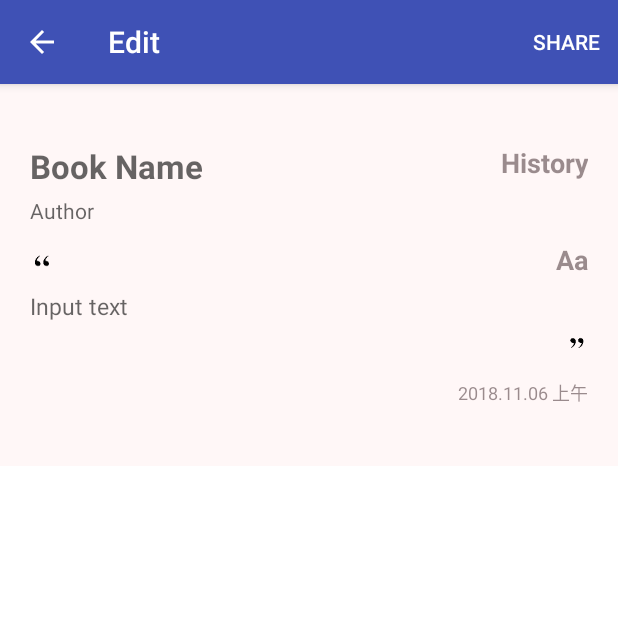
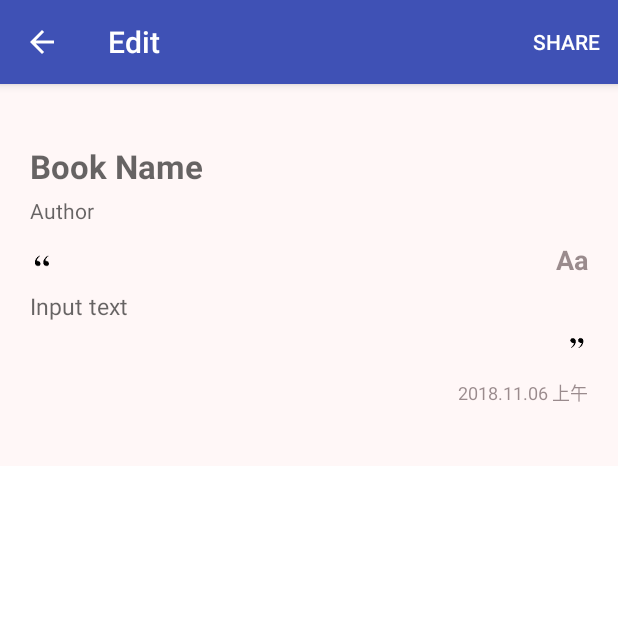
Before and after one commit to withparadox2/SimpleOCR, an Android app: the EditActivity screen opened directly, with no data from a screen before it, on a phone screen of 412 x 824 dp, the top half of it. Run offline under Robolectric (Android 15) with nearby library versions, the phone set to English and light mode, and no system bars; our stand-ins replace Room's generated code; 1 statement that could not run was skipped.

Commit message:
Delete history button

```diff
--- a/app/src/main/AndroidManifest.xml
+++ b/app/src/main/AndroidManifest.xml
@@ -45,10 +45,10 @@
             </intent-filter>
         </activity>
         <activity
-            android:windowSoftInputMode="adjustResize"
             android:name=".ui.edit.EditActivity"
+            android:label="Edit"
             android:screenOrientation="portrait"
-            android:label="Edit" />
+            android:windowSoftInputMode="adjustResize|stateHidden" />
     </application>
 
 </manifest>
--- a/app/src/main/res/layout/activity_edit.xml
+++ b/app/src/main/res/layout/activity_edit.xml
@@ -18,7 +18,7 @@
             android:paddingRight="20dp"
             android:paddingTop="40dp">
 
-            <EditText
+            <TextView
                 android:id="@+id/tv_title"
                 android:layout_width="match_parent"
                 android:layout_height="wrap_content"
@@ -28,7 +28,7 @@
                 android:textSize="22sp"
                 android:textStyle="bold" />
 
-            <EditText
+            <TextView
                 android:id="@+id/tv_author"
                 android:layout_width="match_parent"
                 android:layout_height="wrap_content"
@@ -90,19 +90,6 @@
                 android:textColor="@color/edit_light"
                 android:textSize="18sp"
                 android:textStyle="bold" />
-
-            <TextView
-                android:id="@+id/btn_edit_title"
-                android:layout_width="wrap_content"
-                android:layout_height="40dp"
-                android:layout_alignEnd="@id/tv_title"
-                android:layout_alignTop="@id/tv_title"
-                android:gravity="end|top"
-                android:minWidth="40dp"
-                android:text="History"
-                android:textColor="@color/edit_light"
-                android:textSize="18sp"
-                android:textStyle="bold" />
         </RelativeLayout>
     </ScrollView>
 </FrameLayout>
```
Also changed, not shown: app/src/main/java/com/withparadox2/simpleocr/ui/edit/EditActivity.kt (+59 -37 lines), app/src/main/res/layout/layout_bookinfo_list.xml (added, +20 -0 lines).
